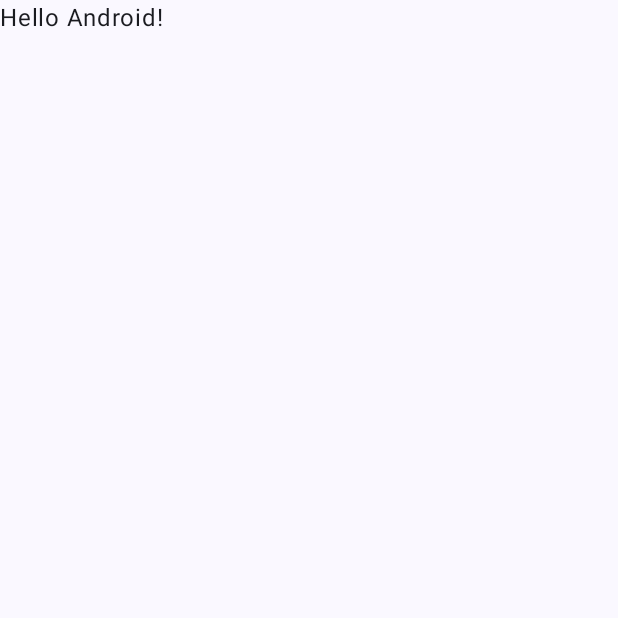
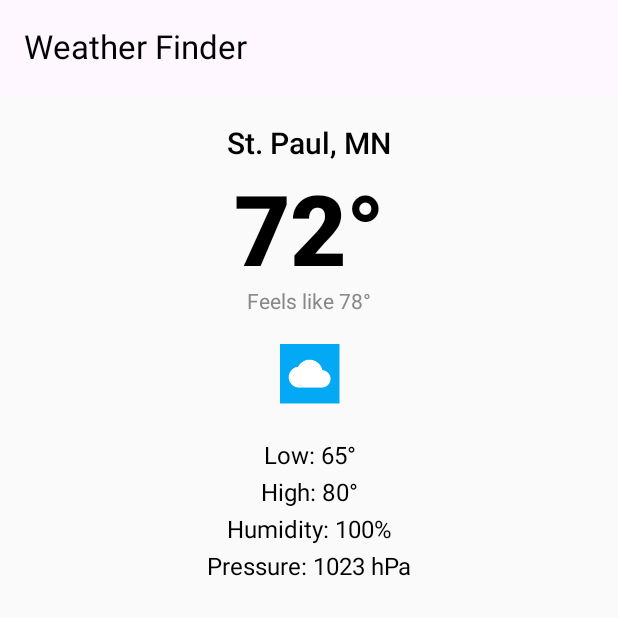
Before and after one commit to ahussein7890/Weather, an Android app built with Jetpack Compose: the screen it shows after launch (MainActivity), on a phone screen of 412 x 824 dp, the top half of it. Before the commit the part shown is almost empty. Run offline under Robolectric (Android 15) with nearby library versions, the phone set to English and light mode, and no system bars.

Commit message:
Static Weather App UI

```diff
--- a/app/src/main/java/com/example/myapplication/MainActivity.kt
+++ b/app/src/main/java/com/example/myapplication/MainActivity.kt
@@ -1,47 +1,105 @@
-package com.example.myapplication
+package com.example.myapplication // Make sure this matches your actual package name!
 
 import android.os.Bundle
 import androidx.activity.ComponentActivity
 import androidx.activity.compose.setContent
-import androidx.activity.enableEdgeToEdge
-import androidx.compose.foundation.layout.fillMaxSize
-import androidx.compose.foundation.layout.padding
-import androidx.compose.material3.Scaffold
-import androidx.compose.material3.Text
+import androidx.compose.foundation.Image
+import androidx.compose.foundation.background
+import androidx.compose.foundation.layout.*
+import androidx.compose.material3.*
 import androidx.compose.runtime.Composable
+import androidx.compose.ui.Alignment
 import androidx.compose.ui.Modifier
-import androidx.compose.ui.tooling.preview.Preview
-import com.example.myapplication.ui.theme.MyApplicationTheme
+import androidx.compose.ui.graphics.Color
+import androidx.compose.ui.res.painterResource
+import androidx.compose.ui.text.font.FontWeight
+import androidx.compose.ui.text.style.TextAlign
+import androidx.compose.ui.unit.dp
+import androidx.compose.ui.unit.sp
 
 class MainActivity : ComponentActivity() {
     override fun onCreate(savedInstanceState: Bundle?) {
         super.onCreate(savedInstanceState)
-        enableEdgeToEdge()
         setContent {
-            MyApplicationTheme {
-                Scaffold(modifier = Modifier.fillMaxSize()) { innerPadding ->
-                    Greeting(
-                        name = "Android",
-                        modifier = Modifier.padding(innerPadding)
-                    )
-                }
+            WeatherUI() // Calls the composable function to display the weather screen
+        }
+    }
+}
+
+@OptIn(ExperimentalMaterial3Api::class)
+@Composable
+fun WeatherUI() {
+    Column(
+        modifier = Modifier.fillMaxSize()
+    ) {
+        // Application Title Bar
+        TopAppBar(
+            title = { Text(text = "Weather Finder", color = Color.Black) },
+            modifier = Modifier
+                .fillMaxWidth()
+                .background(Color.Gray)
+        )
+
+        Spacer(modifier = Modifier.height(20.dp))
+
+        // Centralized Weather Information Display
+        Column(
+            modifier = Modifier
+                .fillMaxWidth()
+                .padding(horizontal = 16.dp),
+            horizontalAlignment = Alignment.CenterHorizontally
+        ) {
+            Text(
+                text = "St. Paul, MN",
+                fontSize = 20.sp,
+                fontWeight = FontWeight.SemiBold
+            )
+
+            Spacer(modifier = Modifier.height(10.dp))
+
+            Text(
+                text = "72°",
+                fontSize = 65.sp,
+                fontWeight = FontWeight.ExtraBold,
+                textAlign = TextAlign.Center
+            )
+
+            Text(
+                text = "Feels like 78°",
+                fontSize = 14.sp,
+                color = Color.Gray
+            )
+
+            Spacer(modifier = Modifier.height(12.dp))
+
+            // Display Weather Icon
+            Image(
+                painter = painterResource(id = R.mipmap.ic_launcher_foreground),
+                contentDescription = "Weather Condition Icon",
+                modifier = Modifier.size(55.dp)
+            )
+
+            Spacer(modifier = Modifier.height(18.dp))
+
+            // Additional Weather Details
+            Column(
+                verticalArrangement = Arrangement.spacedBy(6.dp),
+                horizontalAlignment = Alignment.CenterHorizontally
+            ) {
+                WeatherDetailRow("Low", "65°")
+                WeatherDetailRow("High", "80°")
+                WeatherDetailRow("Humidity", "100%")
+                WeatherDetailRow("Pressure", "1023 hPa")
             }
         }
     }
 }
 
+// Helper Composable for Weather Details
 @Composable
-fun Greeting(name: String, modifier: Modifier = Modifier) {
+fun WeatherDetailRow(label: String, value: String) {
     Text(
-        text = "Hello $name!",
-        modifier = modifier
+        text = "$label: $value",
+        fontSize = 16.sp
     )
 }
-
-@Preview(showBackground = true)
-@Composable
-fun GreetingPreview() {
-    MyApplicationTheme {
-        Greeting("Android")
-    }
-}
```
